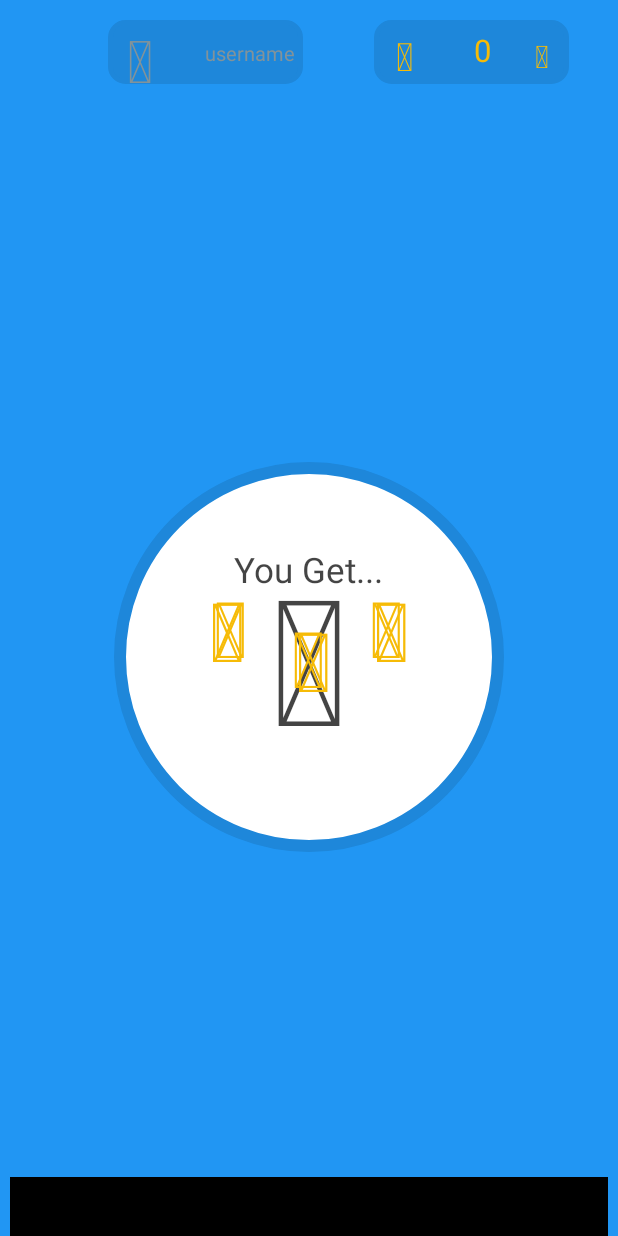
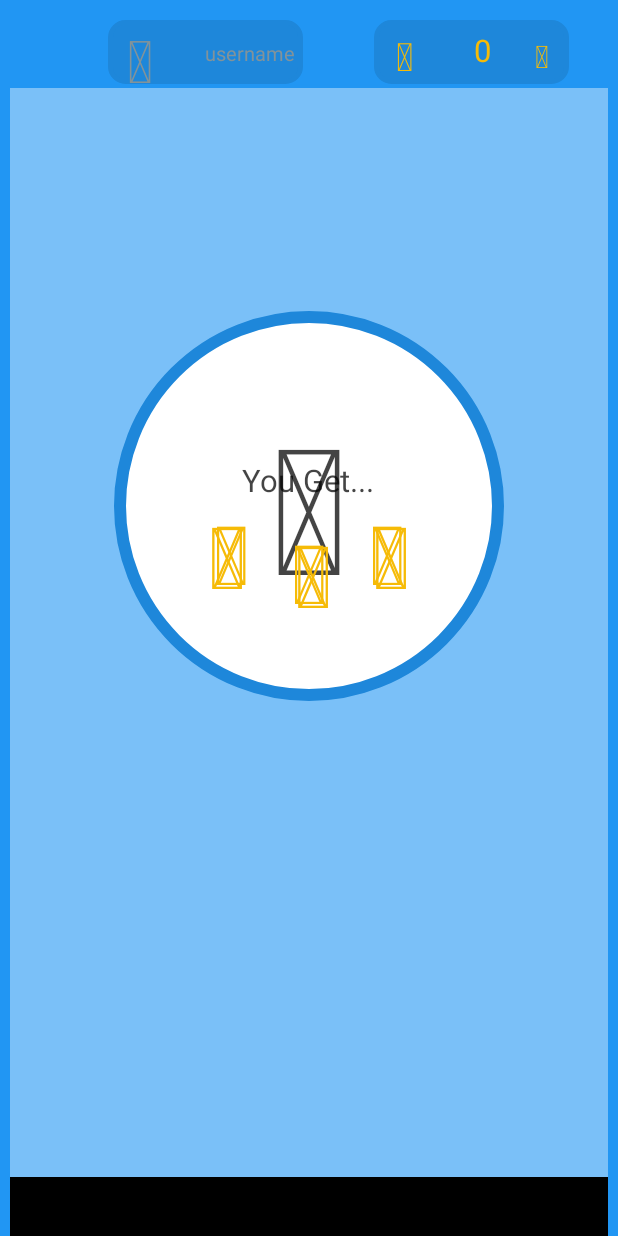
Before and after one commit to mehrroid/gameoftrump-app-12, an Android app: the layout level.xml on its own in the app's theme, with its tools: preview values and no code run, on a phone screen of 412 x 824 dp. Run offline under Robolectric (Android 15) with nearby library versions, the phone set to English and light mode, and no system bars.

Commit message:
change game icon sizes and spaces,change pop up UI of game and level,...

```diff
--- a/app/src/main/java/com/whitedevs/gameoftrumps/NavigationDrawer.java
+++ b/app/src/main/java/com/whitedevs/gameoftrumps/NavigationDrawer.java
@@ -138,6 +138,8 @@ public class NavigationDrawer extends AppCompatActivity
 //        txtIconMenu = (TextView) findViewById(R.id.txtIconMenu);
 //        txtIconMenu.setTypeface(font);
         txtcloud2= (TextView) findViewById(R.id.txtcloud2);
+        txtcloud2.setTypeface(font);
+
         txtcloud3= (TextView) findViewById(R.id.txtcloud3);
         txtcloud3.setTypeface(font);
         txtcloud4= (TextView) findViewById(R.id.txtcloud4);
--- a/app/src/main/res/layout/game_layout.xml
+++ b/app/src/main/res/layout/game_layout.xml
@@ -1,7 +1,8 @@
 <?xml version="1.0" encoding="utf-8"?>
 <FrameLayout xmlns:android="http://schemas.android.com/apk/res/android" android:layout_width="fill_parent"
     android:layout_height="match_parent"
-    android:background="@color/blueBg">
+    android:background="@color/blueBg"
+    android:id="@+id/frameMain">
     <include layout="@layout/top"/>
 
     <LinearLayout xmlns:android="http://schemas.android.com/apk/res/android"
--- a/app/src/main/res/layout/level.xml
+++ b/app/src/main/res/layout/level.xml
@@ -5,6 +5,7 @@
     android:layout_centerInParent="true"
     android:layout_gravity="center"
     android:paddingLeft="@dimen/_5sdp"
+    android:id="@+id/levelmain"
     android:paddingRight="@dimen/_5sdp"
     android:background="@color/blueBg">
     <include layout="@layout/top"/>
--- a/app/src/main/res/layout/popup.xml
+++ b/app/src/main/res/layout/popup.xml
@@ -2,7 +2,10 @@
 <FrameLayout xmlns:android="http://schemas.android.com/apk/res/android"
     android:orientation="vertical" android:layout_width="match_parent"
     android:layout_height="match_parent"
+    android:background="@color/transparent_white_hex_6"
+    android:layout_marginTop="@dimen/_45sdp"
     android:id="@+id/popupFrameLayout">
+
     <TextView
         android:layout_width="wrap_content"
         android:layout_height="wrap_content"
@@ -10,76 +13,76 @@
         android:textColor="@color/transparent_black_hex_11"
         android:gravity="center"
         android:layout_gravity="center"
+        android:layout_marginBottom="@dimen/_80sdp"
         android:text="@string/icon_male"
         android:id="@+id/male"
-    android:layout_marginTop="@dimen/_20sdp"
         android:background="@drawable/circle3"/>
     <TextView
         android:layout_width="wrap_content"
         android:layout_height="wrap_content"
-        android:textSize="@dimen/_18sdp"
+        android:textSize="@dimen/_16sdp"
         android:textColor="@color/transparent_black_hex_11"
         android:gravity="center_horizontal"
         android:layout_gravity="center_horizontal"
-        android:layout_marginTop="@dimen/_280sdp"
+        android:layout_marginTop="@dimen/_190sdp"
         android:text="You Get..."/>
     <TextView
         android:layout_width="wrap_content"
         android:layout_height="wrap_content"
         android:text="@string/icon_star"
         android:textColor="@color/colorStars"
-        android:textSize="@dimen/_40sdp"
+        android:textSize="@dimen/_42sdp"
         android:id="@+id/icon_star"
         android:layout_gravity="center_horizontal"
-        android:layout_marginTop="@dimen/_310sdp"/>
+        android:layout_marginTop="@dimen/_220sdp"/>
+    <TextView
+        android:layout_width="wrap_content"
+        android:layout_height="wrap_content"
+        android:text="@string/icon_star"
+        android:textColor="@color/colorStars"
+        android:textSize="@dimen/_44sdp"
+        android:id="@+id/icon_star01"
+        android:layout_marginLeft="@dimen/_2sdp"
+        android:layout_gravity="center_horizontal"
+        android:layout_marginTop="@dimen/_220sdp"/>
     <TextView
         android:layout_width="wrap_content"
         android:layout_height="wrap_content"
         android:text="@string/icon_star"
         android:textColor="@color/colorStars"
         android:textSize="@dimen/_42sdp"
-        android:id="@+id/icon_star01"
-        android:layout_marginLeft="@dimen/_2sdp"
+        android:id="@+id/icon_star2"
+        android:layout_marginRight="@dimen/_40sdp"
         android:layout_gravity="center_horizontal"
-        android:layout_marginTop="@dimen/_310sdp"/>
+        android:layout_marginTop="@dimen/_210sdp"/>
     <TextView
         android:layout_width="wrap_content"
         android:layout_height="wrap_content"
         android:text="@string/icon_star"
         android:textColor="@color/colorStars"
-        android:textSize="@dimen/_40sdp"
-        android:id="@+id/icon_star2"
-        android:layout_marginRight="@dimen/_40sdp"
+        android:textSize="@dimen/_44sdp"
+        android:id="@+id/icon_star02"
+        android:layout_marginRight="@dimen/_42sdp"
         android:layout_gravity="center_horizontal"
-        android:layout_marginTop="@dimen/_295sdp"/>
+        android:layout_marginTop="@dimen/_210sdp"/>
     <TextView
         android:layout_width="wrap_content"
         android:layout_height="wrap_content"
         android:text="@string/icon_star"
         android:textColor="@color/colorStars"
         android:textSize="@dimen/_42sdp"
-        android:id="@+id/icon_star02"
-        android:layout_marginRight="@dimen/_42sdp"
+        android:id="@+id/icon_star3"
+        android:layout_marginLeft="@dimen/_40sdp"
         android:layout_gravity="center_horizontal"
-        android:layout_marginTop="@dimen/_295sdp"/>
+        android:layout_marginTop="@dimen/_210sdp"/>
     <TextView
         android:layout_width="wrap_content"
         android:layout_height="wrap_content"
         android:text="@string/icon_star"
         android:textColor="@color/colorStars"
-        android:textSize="@dimen/_40sdp"
-        android:id="@+id/icon_star3"
-        android:layout_marginLeft="@dimen/_40sdp"
-        android:layout_gravity="center_horizontal"
-        android:layout_marginTop="@dimen/_295sdp"/>
-    <TextView
-        android:layout_width="wrap_content"
-        android:layout_height="wrap_content"
-        android:text="@string/icon_star"
-        android:textColor="@color/colorStars"
-        android:textSize="@dimen/_42sdp"
+        android:textSize="@dimen/_44sdp"
         android:id="@+id/icon_star03"
         android:layout_marginLeft="@dimen/_42sdp"
         android:layout_gravity="center_horizontal"
-        android:layout_marginTop="@dimen/_295sdp"/>
+        android:layout_marginTop="@dimen/_210sdp"/>
 </FrameLayout>
--- a/app/src/main/res/layout/popup2.xml
+++ b/app/src/main/res/layout/popup2.xml
@@ -1,9 +1,12 @@
 <?xml version="1.0" encoding="utf-8"?>
+
 <FrameLayout xmlns:android="http://schemas.android.com/apk/res/android"
     android:orientation="vertical" android:layout_width="match_parent"
     android:layout_height="match_parent"
     android:background="@color/blueBg"
+    android:layout_marginTop="@dimen/_50sdp"
     android:id="@+id/popupFrameLayout2">
+
     <TextView
         android:layout_width="wrap_content"
         android:layout_height="wrap_content"
```
Also changed, not shown: app/src/main/java/com/whitedevs/gameoftrumps/Game.java (+10 -2 lines), app/src/main/java/com/whitedevs/gameoftrumps/Lev.java (+23 -1 lines), app/src/main/res/drawable/square.xml (+7 -7 lines), 1 other file. Lines whose indentation alone changed are shown as unchanged.
